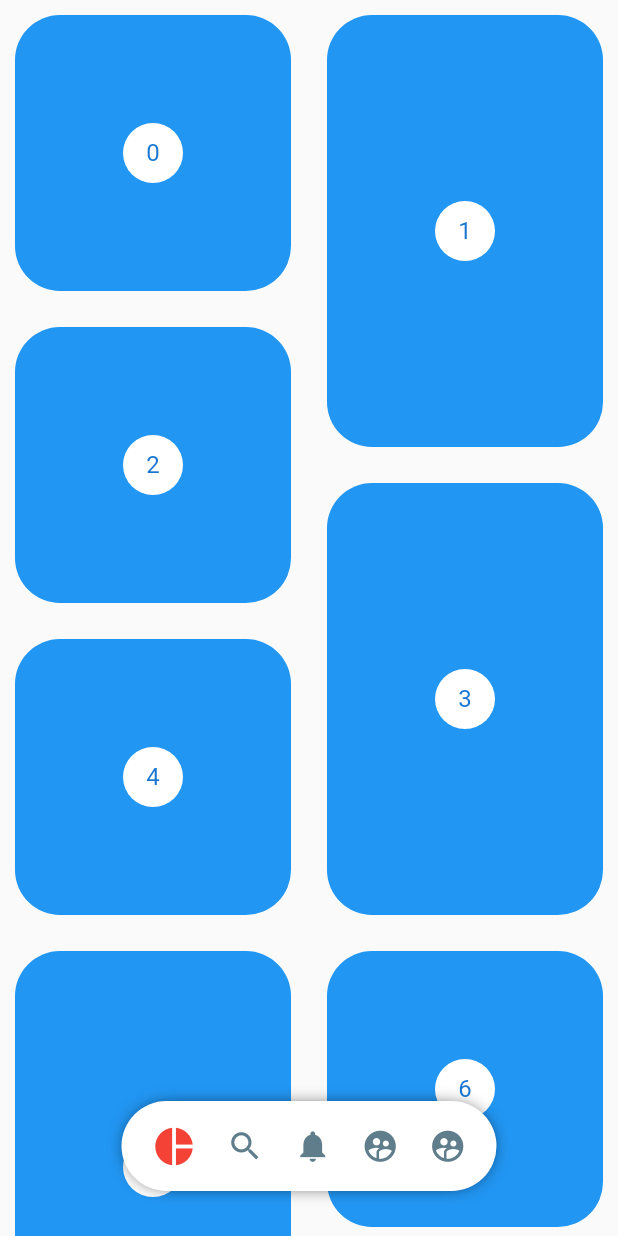
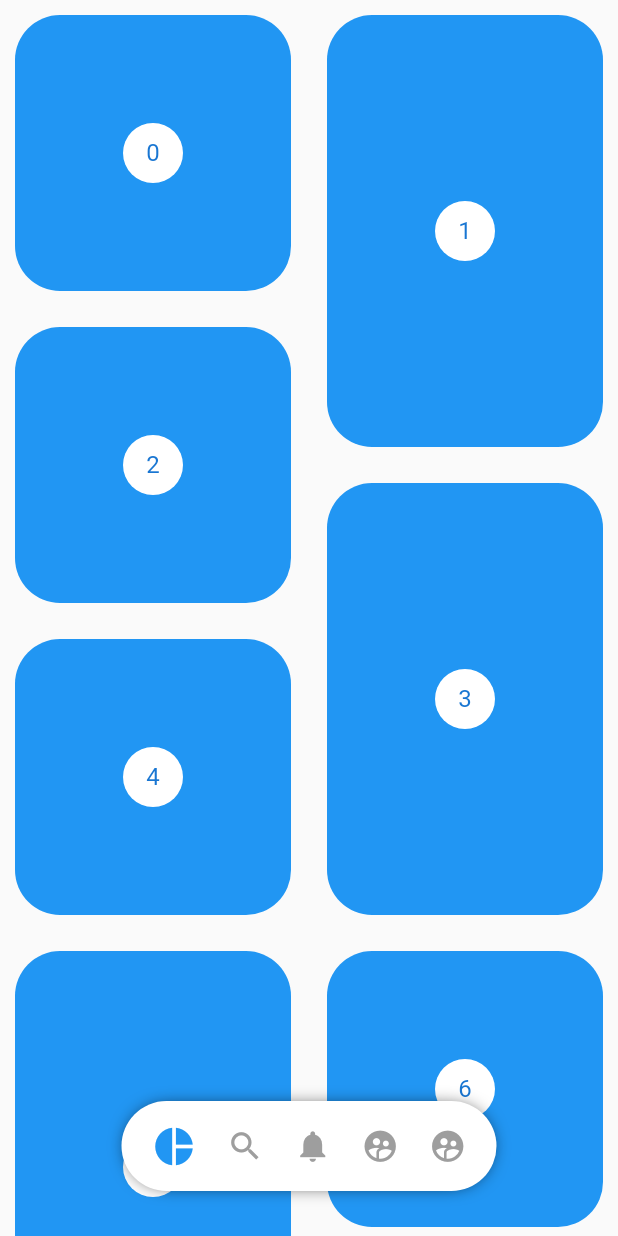
Before and after one commit to Blanco1010/Custom_Painter_Flutter, a Flutter app: the screen it shows after launch, after a tap on the "pie chart" icon, on a phone screen of 412 x 824 dp. Run offline on Flutter 3.47's test engine with Material 2 defaults, Android fonts, the phone set to English and light mode, and no system bars; our stand-ins replace flutter_svg.

Commit message:
project finished PinterestMenu

```diff
--- a/custom_painter/lib/src/pages/pinterest_page.dart
+++ b/custom_painter/lib/src/pages/pinterest_page.dart
@@ -1,17 +1,23 @@
+import 'package:flutter/material.dart';
+import 'package:provider/provider.dart';
+
+import 'package:flutter_staggered_grid_view/flutter_staggered_grid_view.dart';
+
 import 'package:custom_painter/src/widgets/pinterest_menu.dart';
-import 'package:flutter/material.dart';
-import 'package:flutter_staggered_grid_view/flutter_staggered_grid_view.dart';
 
 class PinterestPage extends StatelessWidget {
   @override
   Widget build(BuildContext context) {
-    return Scaffold(
+    return ChangeNotifierProvider(
+      create: (_) => _MenuModel(),
+      child: Scaffold(
         //body: PinterestMenu(),
         body: Stack(
           children: [
             PinterestGrid(),
             _PinesterMenuLocation(),
           ],
+        ),
       ),
     );
   }
@@ -21,12 +27,47 @@ class _PinesterMenuLocation extends StatelessWidget {
   @override
   Widget build(BuildContext context) {
     final width = MediaQuery.of(context).size.width;
+
+    final show = Provider.of<_MenuModel>(context).show;
+
     return Positioned(
         bottom: 30,
         child: Container(
           width: width,
           child: Align(
-            child: PinterestMenu(),
+            child: PinterestMenu(
+              show: show,
+              backgroundColor: Colors.white,
+              activeColor: Colors.blue,
+              inactiveColor: Colors.grey,
+              items: [
+                PinterestButton(
+                    iconData: Icons.pie_chart,
+                    onPressed: () {
+                      print('pie');
+                    }),
+                PinterestButton(
+                    iconData: Icons.search,
+                    onPressed: () {
+                      print('buscar');
+                    }),
+                PinterestButton(
+                    iconData: Icons.notifications,
+                    onPressed: () {
+                      print('notificar');
+                    }),
+                PinterestButton(
+                    iconData: Icons.supervised_user_circle,
+                    onPressed: () {
+                      print('user');
+                    }),
+                PinterestButton(
+                    iconData: Icons.supervised_user_circle,
+                    onPressed: () {
+                      print('user');
+                    }),
+              ],
+            ),
           ),
         ));
   }
@@ -46,9 +87,13 @@ class _PinterestGridState extends State<PinterestGrid> {
   void initState() {
     controller.addListener(() {
       if (controller.offset > scrollLast) {
-        print('Ocultar el menu');
+        //print('Ocultar el menu');
+        if (controller.offset > 0) {
+          Provider.of<_MenuModel>(context, listen: false).show = false;
+        }
       } else {
-        print('Mostrar el menu');
+        //print('Mostrar el menu');
+        Provider.of<_MenuModel>(context, listen: false).show = true;
       }
 
       scrollLast = controller.offset;
@@ -105,3 +150,14 @@ class _PinterestItem extends StatelessWidget {
         ));
   }
 }
+
+class _MenuModel with ChangeNotifier {
+  bool _show = true;
+
+  bool get show => this._show;
+
+  set show(bool vaule) {
+    this._show = vaule;
+    notifyListeners();
+  }
+}
--- a/custom_painter/lib/src/widgets/pinterest_menu.dart
+++ b/custom_painter/lib/src/widgets/pinterest_menu.dart
@@ -9,6 +9,22 @@ class PinterestButton {
 }
 
 class PinterestMenu extends StatelessWidget {
+  final bool show;
+
+  final Color backgroundColor;
+  final Color activeColor;
+  final Color inactiveColor;
+  final List<PinterestButton> items;
+
+  PinterestMenu({
+    this.show = true,
+    this.backgroundColor = Colors.white,
+    this.activeColor = Colors.black,
+    this.inactiveColor = Colors.blueGrey,
+    required this.items,
+  });
+
+/*
   final List<PinterestButton> itmes = [
     PinterestButton(
         iconData: Icons.pie_chart,
@@ -36,13 +52,28 @@ class PinterestMenu extends StatelessWidget {
           print('user');
         }),
   ];
-
+*/
   @override
   Widget build(BuildContext context) {
     return ChangeNotifierProvider(
       create: (_) => new _MenuModel(),
-      child: _PinterestMenuBackground(
-        child: _MenuItems(items: itmes),
+      child: AnimatedOpacity(
+        opacity: (show) ? 1 : 0,
+        duration: Duration(milliseconds: 200),
+        child: Builder(
+          builder: (BuildContext context) {
+            Provider.of<_MenuModel>(context).backgroundColor =
+                this.backgroundColor;
+
+            Provider.of<_MenuModel>(context).activeColor = this.activeColor;
+
+            Provider.of<_MenuModel>(context).inactiveColor = this.inactiveColor;
+
+            return _PinterestMenuBackground(
+              child: _MenuItems(items: items),
+            );
+          },
+        ),
       ),
     );
   }
@@ -54,12 +85,14 @@ class _PinterestMenuBackground extends StatelessWidget {
   const _PinterestMenuBackground({required this.child});
   @override
   Widget build(BuildContext context) {
+    final backgroundColor = Provider.of<_MenuModel>(context).backgroundColor;
+
     return Container(
       child: child,
       width: 250,
       height: 60,
       decoration: BoxDecoration(
-          color: Colors.white,
+          color: backgroundColor,
           borderRadius: BorderRadius.all(Radius.circular(100)),
           boxShadow: <BoxShadow>[
             BoxShadow(
@@ -99,6 +132,7 @@ class _PinterestMenuButton extends StatelessWidget {
   @override
   Widget build(BuildContext context) {
     final itemSelect = Provider.of<_MenuModel>(context).itemSelect;
+    final colors = Provider.of<_MenuModel>(context);
 
     return GestureDetector(
       onTap: () {
@@ -110,7 +144,8 @@ class _PinterestMenuButton extends StatelessWidget {
         child: Icon(
           item.iconData,
           size: (itemSelect == index) ? 30 : 25,
-          color: (itemSelect == index) ? Colors.red : Colors.blueGrey,
+          color:
+              (itemSelect == index) ? colors.activeColor : colors.inactiveColor,
         ),
       ),
     );
@@ -120,6 +155,12 @@ class _PinterestMenuButton extends StatelessWidget {
 class _MenuModel with ChangeNotifier {
   int _itemSelect = 0;
 
+  Color backgroundColor = Colors.white;
+
+  Color activeColor = Colors.black;
+
+  Color inactiveColor = Colors.blueGrey;
+
   int get itemSelect => this._itemSelect;
 
   set itemSelect(int vaule) {
```
Lines whose indentation alone changed are shown as unchanged.
